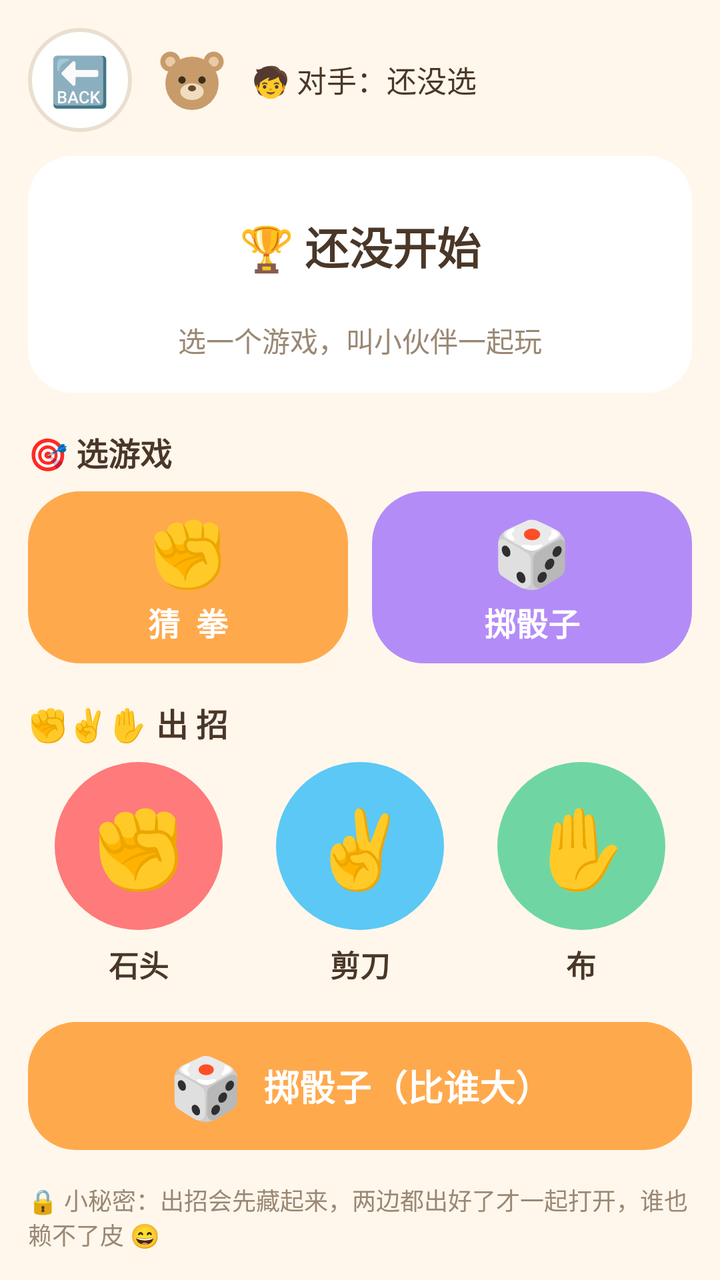
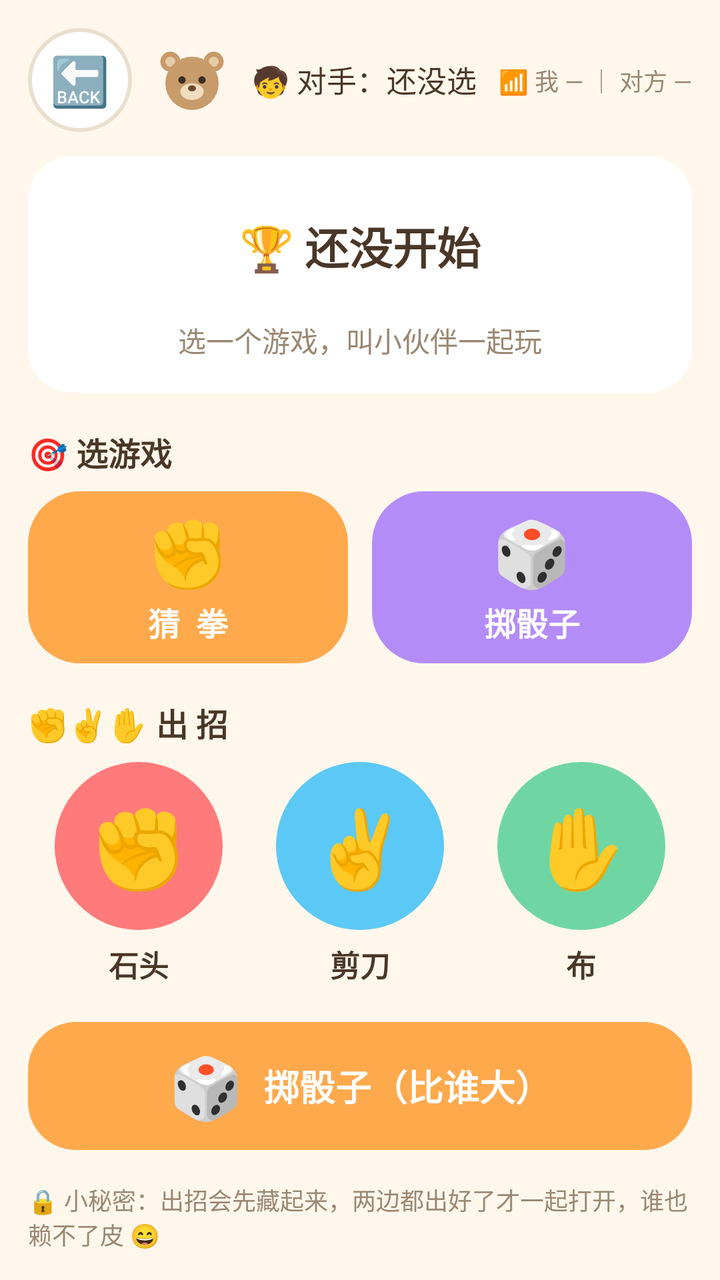

Before-and-after screenshots of an Android layout around one commit, followed by the original layout XML and the change that was made.
<!-- AndroidManifest.xml: application theme Theme.KidsTalk -->
<!-- res/layout/activity_game.xml -->
<?xml version="1.0" encoding="utf-8"?>
<ScrollView xmlns:android="http://schemas.android.com/apk/res/android"
    android:layout_width="match_parent"
    android:layout_height="match_parent"
    android:fillViewport="true"
    android:background="@color/kids_bg">

    <LinearLayout
        android:orientation="vertical"
        android:padding="14dp"
        android:layout_width="match_parent"
        android:layout_height="wrap_content">

        <LinearLayout
            android:orientation="horizontal"
            android:gravity="center_vertical"
            android:layout_width="match_parent"
            android:layout_height="wrap_content">

            <FrameLayout
                android:id="@+id/btnGameBack"
                android:clickable="true"
                android:focusable="true"
                android:foreground="@drawable/ripple_dark"
                android:background="@drawable/shape_circle_white"
                android:layout_width="52dp"
                android:layout_height="52dp">

                <TextView
                    android:text="🔙"
                    android:textSize="24sp"
                    android:layout_gravity="center"
                    android:layout_width="wrap_content"
                    android:layout_height="wrap_content" />
            </FrameLayout>

            <ImageView
                android:id="@+id/ivGamePeerAvatar"
                android:src="@drawable/av_bear"
                android:layout_marginStart="10dp"
                android:layout_width="40dp"
                android:layout_height="40dp" />

            <TextView
                android:id="@+id/tvGamePeer"
                android:text="🧒 对手：还没选"
                android:textSize="15sp"
                android:textColor="@color/kids_text"
                android:layout_marginStart="10dp"
                android:layout_width="match_parent"
                android:layout_height="wrap_content" />
        </LinearLayout>

        
        <FrameLayout
            android:layout_marginTop="12dp"
            android:background="@drawable/shape_card_white"
            android:layout_width="match_parent"
            android:layout_height="wrap_content">

            <LinearLayout
                android:orientation="vertical"
                android:gravity="center"
                android:padding="16dp"
                android:layout_width="match_parent"
                android:layout_height="wrap_content">

                <TextView
                    android:id="@+id/tvGameResult"
                    android:text="🏆 还没开始"
                    android:textSize="22sp"
                    android:textStyle="bold"
                    android:gravity="center"
                    android:minLines="2"
                    android:textColor="@color/kids_text"
                    android:layout_width="match_parent"
                    android:layout_height="wrap_content" />

                <TextView
                    android:id="@+id/tvGameStatus"
                    android:text="选一个游戏，叫小伙伴一起玩"
                    android:textSize="14sp"
                    android:gravity="center"
                    android:textColor="@color/kids_text_sub"
                    android:layout_marginTop="8dp"
                    android:layout_width="match_parent"
                    android:layout_height="wrap_content" />
            </LinearLayout>
        </FrameLayout>

        <TextView
            android:text="🎯 选游戏"
            android:textSize="16sp"
            android:textStyle="bold"
            android:textColor="@color/kids_text"
            android:layout_marginTop="18dp"
            android:layout_marginBottom="8dp"
            android:layout_width="wrap_content"
            android:layout_height="wrap_content" />

        <LinearLayout
            android:orientation="horizontal"
            android:layout_width="match_parent"
            android:layout_height="wrap_content">

            <FrameLayout
                android:id="@+id/btnInviteRps"
                android:clickable="true"
                android:focusable="true"
                android:foreground="@drawable/ripple_light"
                android:background="@drawable/shape_card_orange"
                android:layout_width="0dp"
                android:layout_weight="1"
                android:layout_height="86dp">

                <LinearLayout
                    android:orientation="vertical"
                    android:gravity="center"
                    android:layout_width="match_parent"
                    android:layout_height="match_parent">

                    <TextView
                        android:text="✊"
                        android:textSize="32sp"
                        android:layout_width="wrap_content"
                        android:layout_height="wrap_content" />

                    <TextView
                        android:text="猜  拳"
                        android:textSize="16sp"
                        android:textStyle="bold"
                        android:textColor="#FFFFFF"
                        android:layout_marginTop="2dp"
                        android:layout_width="wrap_content"
                        android:layout_height="wrap_content" />
                </LinearLayout>
            </FrameLayout>

            <FrameLayout
                android:id="@+id/btnInviteDice"
                android:clickable="true"
                android:focusable="true"
                android:foreground="@drawable/ripple_light"
                android:background="@drawable/shape_card_purple"
                android:layout_marginStart="12dp"
                android:layout_width="0dp"
                android:layout_weight="1"
                android:layout_height="86dp">

                <LinearLayout
                    android:orientation="vertical"
                    android:gravity="center"
                    android:layout_width="match_parent"
                    android:layout_height="match_parent">

                    <TextView
                        android:text="🎲"
                        android:textSize="32sp"
                        android:layout_width="wrap_content"
                        android:layout_height="wrap_content" />

                    <TextView
                        android:text="掷骰子"
                        android:textSize="16sp"
                        android:textStyle="bold"
                        android:textColor="#FFFFFF"
                        android:layout_marginTop="2dp"
                        android:layout_width="wrap_content"
                        android:layout_height="wrap_content" />
                </LinearLayout>
            </FrameLayout>
        </LinearLayout>

        <TextView
            android:text="✊✌️✋ 出 招"
            android:textSize="16sp"
            android:textStyle="bold"
            android:textColor="@color/kids_text"
            android:layout_marginTop="18dp"
            android:layout_marginBottom="8dp"
            android:layout_width="wrap_content"
            android:layout_height="wrap_content" />

        <LinearLayout
            android:orientation="horizontal"
            android:gravity="center"
            android:layout_width="match_parent"
            android:layout_height="wrap_content">

            <LinearLayout
                android:orientation="vertical"
                android:gravity="center"
                android:layout_width="0dp"
                android:layout_weight="1"
                android:layout_height="wrap_content">

                <FrameLayout
                    android:id="@+id/btnRock"
                    android:clickable="true"
                    android:focusable="true"
                    android:foreground="@drawable/ripple_light"
                    android:background="@drawable/shape_circle_red"
                    android:layout_width="84dp"
                    android:layout_height="84dp">

                    <TextView
                        android:text="✊"
                        android:textSize="38sp"
                        android:layout_gravity="center"
                        android:layout_width="wrap_content"
                        android:layout_height="wrap_content" />
                </FrameLayout>

                <TextView
                    android:text="石头"
                    android:textSize="15sp"
                    android:textStyle="bold"
                    android:textColor="@color/kids_text"
                    android:layout_marginTop="6dp"
                    android:layout_width="wrap_content"
                    android:layout_height="wrap_content" />
            </LinearLayout>

            <LinearLayout
                android:orientation="vertical"
                android:gravity="center"
                android:layout_width="0dp"
                android:layout_weight="1"
                android:layout_height="wrap_content">

                <FrameLayout
                    android:id="@+id/btnScissors"
                    android:clickable="true"
                    android:focusable="true"
                    android:foreground="@drawable/ripple_light"
                    android:background="@drawable/shape_circle_blue"
                    android:layout_width="84dp"
                    android:layout_height="84dp">

                    <TextView
                        android:text="✌️"
                        android:textSize="38sp"
                        android:layout_gravity="center"
                        android:layout_width="wrap_content"
                        android:layout_height="wrap_content" />
                </FrameLayout>

                <TextView
                    android:text="剪刀"
                    android:textSize="15sp"
                    android:textStyle="bold"
                    android:textColor="@color/kids_text"
                    android:layout_marginTop="6dp"
                    android:layout_width="wrap_content"
                    android:layout_height="wrap_content" />
            </LinearLayout>

            <LinearLayout
                android:orientation="vertical"
                android:gravity="center"
                android:layout_width="0dp"
                android:layout_weight="1"
                android:layout_height="wrap_content">

                <FrameLayout
                    android:id="@+id/btnPaper"
                    android:clickable="true"
                    android:focusable="true"
                    android:foreground="@drawable/ripple_light"
                    android:background="@drawable/shape_circle_green"
                    android:layout_width="84dp"
                    android:layout_height="84dp">

                    <TextView
                        android:text="✋"
                        android:textSize="38sp"
                        android:layout_gravity="center"
                        android:layout_width="wrap_content"
                        android:layout_height="wrap_content" />
                </FrameLayout>

                <TextView
                    android:text="布"
                    android:textSize="15sp"
                    android:textStyle="bold"
                    android:textColor="@color/kids_text"
                    android:layout_marginTop="6dp"
                    android:layout_width="wrap_content"
                    android:layout_height="wrap_content" />
            </LinearLayout>
        </LinearLayout>

        <FrameLayout
            android:id="@+id/btnDiceRoll"
            android:clickable="true"
            android:focusable="true"
            android:foreground="@drawable/ripple_light"
            android:background="@drawable/shape_pill_orange"
            android:layout_marginTop="18dp"
            android:layout_width="match_parent"
            android:layout_height="64dp">

            <LinearLayout
                android:orientation="horizontal"
                android:gravity="center"
                android:layout_width="match_parent"
                android:layout_height="match_parent">

                <TextView
                    android:text="🎲"
                    android:textSize="30sp"
                    android:layout_width="wrap_content"
                    android:layout_height="wrap_content" />

                <TextView
                    android:text="掷骰子（比谁大）"
                    android:textSize="18sp"
                    android:textStyle="bold"
                    android:textColor="#FFFFFF"
                    android:layout_marginStart="10dp"
                    android:layout_width="wrap_content"
                    android:layout_height="wrap_content" />
            </LinearLayout>
        </FrameLayout>

        <TextView
            android:text="🔒 小秘密：出招会先藏起来，两边都出好了才一起打开，谁也赖不了皮 😄"
            android:textSize="12sp"
            android:textColor="@color/kids_text_sub"
            android:layout_marginTop="16dp"
            android:layout_width="match_parent"
            android:layout_height="wrap_content" />
    </LinearLayout>
</ScrollView>
<!-- resources referenced by this layout -->
<resources>
  <color name="kids_bg">#FFF7EC</color>
  <color name="kids_text">#4A3728</color>
  <color name="kids_text_sub">#9A8874</color>
  <!-- drawable ripple_dark (drawable) -->
  <?xml version="1.0" encoding="utf-8"?>
  <ripple xmlns:android="http://schemas.android.com/apk/res/android"
      android:color="#40000000" />
  <!-- drawable ripple_light (drawable) -->
  <?xml version="1.0" encoding="utf-8"?>
  <ripple xmlns:android="http://schemas.android.com/apk/res/android"
      android:color="#59FFFFFF" />
  <!-- drawable shape_card_orange (drawable) -->
  <?xml version="1.0" encoding="utf-8"?>
  <shape xmlns:android="http://schemas.android.com/apk/res/android" android:shape="rectangle">
      <solid android:color="#FFA94D" />
      <corners android:radius="26dp" />
  </shape>
  <!-- drawable shape_card_purple (drawable) -->
  <?xml version="1.0" encoding="utf-8"?>
  <shape xmlns:android="http://schemas.android.com/apk/res/android" android:shape="rectangle">
      <solid android:color="#B48CF7" />
      <corners android:radius="26dp" />
  </shape>
  <!-- drawable shape_card_white (drawable) -->
  <?xml version="1.0" encoding="utf-8"?>
  <shape xmlns:android="http://schemas.android.com/apk/res/android" android:shape="rectangle">
      <solid android:color="#FFFFFF" />
      <corners android:radius="22dp" />
  </shape>
  <!-- drawable shape_circle_blue (drawable) -->
  <?xml version="1.0" encoding="utf-8"?>
  <shape xmlns:android="http://schemas.android.com/apk/res/android" android:shape="oval">
      <solid android:color="#5CC8F5" />
  </shape>
  <!-- drawable shape_circle_green (drawable) -->
  <?xml version="1.0" encoding="utf-8"?>
  <shape xmlns:android="http://schemas.android.com/apk/res/android" android:shape="oval">
      <solid android:color="#6FD6A3" />
  </shape>
  <!-- drawable shape_circle_red (drawable) -->
  <?xml version="1.0" encoding="utf-8"?>
  <shape xmlns:android="http://schemas.android.com/apk/res/android" android:shape="oval">
      <solid android:color="#FF7A7A" />
  </shape>
  <!-- drawable shape_circle_white (drawable) -->
  <?xml version="1.0" encoding="utf-8"?>
  <shape xmlns:android="http://schemas.android.com/apk/res/android" android:shape="oval">
      <solid android:color="#FFFFFF" />
      <stroke android:width="2dp" android:color="#EADFCF" />
  </shape>
  <!-- drawable shape_pill_orange (drawable) -->
  <?xml version="1.0" encoding="utf-8"?>
  <shape xmlns:android="http://schemas.android.com/apk/res/android" android:shape="rectangle">
      <solid android:color="#FFA94D" />
      <corners android:radius="24dp" />
  </shape>
  <style name="Theme.KidsTalk" parent="Theme.Material3.Light.NoActionBar">
          <item name="colorPrimary">@color/c_pink</item>
          <item name="colorPrimaryDark">@color/c_orange_dark</item>
          <item name="colorAccent">@color/c_orange</item>
          <item name="android:colorBackground">@color/kids_bg</item>
          <item name="android:windowBackground">@color/kids_bg</item>
          <item name="android:textColorPrimary">@color/kids_text</item>
          <item name="android:textColorSecondary">@color/kids_text_sub</item>
          <item name="android:statusBarColor">@color/kids_cream</item>
          <item name="android:windowLightStatusBar">true</item>
      </style>
  <color name="c_pink">#FF8FB1</color>
  <color name="c_orange_dark">#F08A24</color>
  <color name="c_orange">#FFA94D</color>
  <color name="kids_cream">#FFF0D2</color>
  <!-- unchanged entries left out for length: 1 -->
</resources>

<!-- the commit's change to res/layout/activity_game.xml (unified diff, before → after) -->
@@ -47,7 +47,18 @@
                 android:textSize="15sp"
                 android:textColor="@color/kids_text"
                 android:layout_marginStart="10dp"
-                android:layout_width="match_parent"
+                android:layout_width="0dp"
+                android:layout_weight="1"
+                android:layout_height="wrap_content" />
+
+            <TextView
+                android:id="@+id/tvLink"
+                android:text="📶 我 — ｜ 对方 —"
+                android:textSize="12sp"
+                android:textColor="@color/kids_text_sub"
+                android:gravity="end"
+                android:layout_marginStart="6dp"
+                android:layout_width="wrap_content"
                 android:layout_height="wrap_content" />
         </LinearLayout>
 
